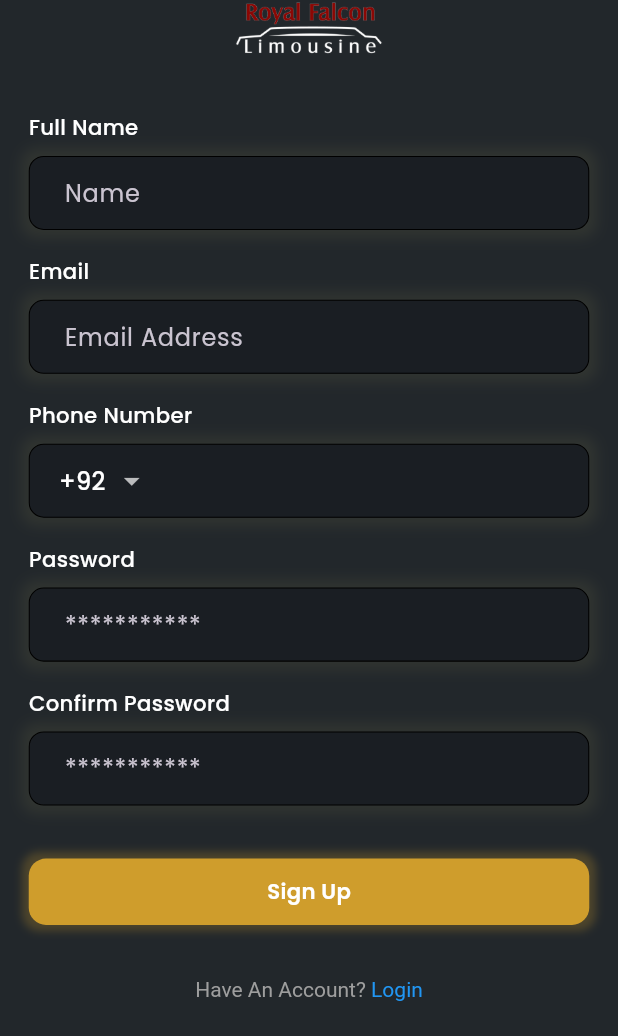
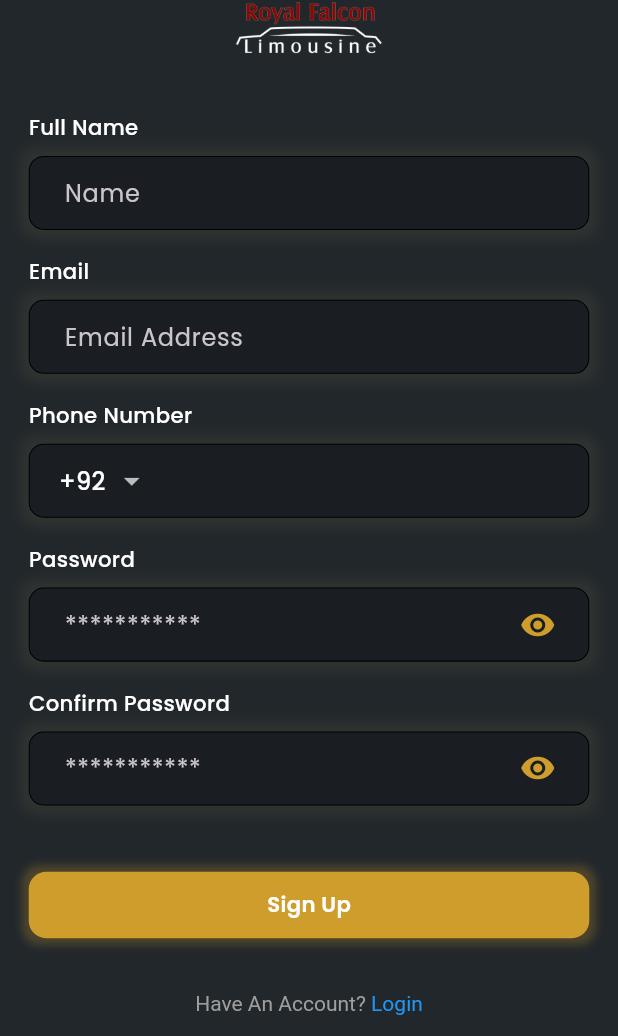
Before and after one commit to malikkhizar12/RoyalFalconCustomerApp, a Flutter app: the screen it shows after launch, after a tap on "Signup", on a phone screen of 412 x 824 dp, the part 200-1236 px from its top. Run offline on Flutter 3.47's test engine with Material 3 defaults, Android fonts, the phone set to English and light mode, and no system bars; our stand-ins replace another_flushbar, cached_network_image, carousel_slider, flutter_dotenv, flutter_screenutil, fluttertoast and 10 more; missing offline and left inert: flutter_stripe, search_map_place_updated; accounts and stored records are empty.

Commit message:
Login Signup modified

```diff
--- a/lib/view/login/login.dart
+++ b/lib/view/login/login.dart
@@ -5,6 +5,7 @@ import 'package:royal_falcon/utils/colors.dart';
 import 'package:royal_falcon/view/driver_panel/home_screen/driver_bookings_list.dart';
 import 'package:royal_falcon/view/widgets/button_widget.dart';
 import 'package:royal_falcon/view/widgets/loading_widget.dart';
+import 'package:royal_falcon/view/widgets/textfield_widget.dart';
 import 'package:royal_falcon/view_model/auth_view_model.dart';
 import '../../utils/utils/utils.dart';
 import '../signup/signup.dart';
@@ -17,127 +18,88 @@ class Login extends StatefulWidget {
 }
 
 class _LoginState extends State<Login> {
-  final TextEditingController emailController = TextEditingController();
-  final TextEditingController passwordController = TextEditingController();
-  final FocusNode emailFocusNode = FocusNode();
-  final FocusNode passwordFocusNode = FocusNode();
-  bool isPasswordVisible = false;
-
-  @override
-  void dispose() {
-    emailController.dispose();
-    passwordController.dispose();
-    emailFocusNode.dispose();
-    passwordFocusNode.dispose();
-    super.dispose();
-  }
-
-  void togglePasswordVisibility() {
-    setState(() {
-      isPasswordVisible = !isPasswordVisible;
-    });
-  }
-
   @override
   Widget build(BuildContext context) {
-    final authViewModel = Provider.of<AuthViewModel>(context);
-
     return Scaffold(
       backgroundColor: AppColors.backgroundColor,
       body: Stack(
         children: [
           SingleChildScrollView(
             child: SizedBox(
-              height: MediaQuery.of(context).size.height,
-              width: MediaQuery.of(context).size.width,
-              child: Column(
+              height: 1.sh,
+              width: 1.sw,
+              child: Consumer<AuthViewModel>(
+                builder: (BuildContext context, AuthViewModel model,
+                        Widget? child) =>
+                    Column(
                   mainAxisAlignment: MainAxisAlignment.end,
                   crossAxisAlignment: CrossAxisAlignment.center,
                   children: [
-                  Image.asset('images/company_logo.png'),
-                  Image.asset('images/royal_falcon.png'),
+                    Image.asset(
+                      'images/company_logo.png',
+                    ),
+                    Image.asset(
+                      'images/royal_falcon.png',
+                    ),
                     SizedBox(height: 50.h),
-                  Container(
-                    alignment: Alignment.topLeft,
-                    margin: EdgeInsets.only(left: 20.w),
-                    child: Text(
+                    Padding(
+                      padding: EdgeInsets.symmetric(horizontal: 20.w),
+                      child: Column(
+                        crossAxisAlignment: CrossAxisAlignment.start,
+                        children: [
+                          Text(
                             'Email',
                             style: TextStyle(
                               color: Colors.white,
                               fontSize: 18.sp,
                             ),
                           ),
+                          10.verticalSpace,
+                          TextFieldWidget(
+                            hintText: "Enter your email",
+                            controller: model.emailController,
+                            keyboardType: TextInputType.emailAddress,
+                            onSubmitted: (_) {
+                              Utils.fieldFocusChange(
+                                  context,
+                                  model.emailFocusNode,
+                                  model.passwordFocusNode);
+                            },
                           ),
-                  Container(
-                    margin:
-                        EdgeInsets.symmetric(horizontal: 20.w, vertical: 10.h),
-                    child: TextFormField(
-                      controller: emailController,
-                      focusNode: emailFocusNode,
-                      decoration: InputDecoration(
-                        hintText: 'Enter your email',
-                        hintStyle: const TextStyle(color: Colors.white),
-                        filled: true,
-                        fillColor: const Color(0xFF1A1E23),
-                        border: OutlineInputBorder(
-                          borderRadius: BorderRadius.circular(13),
-                          borderSide: BorderSide.none,
-                        ),
-                      ),
-                      onFieldSubmitted: (_) {
-                        Utils.fieldFocusChange(
-                            context, emailFocusNode, passwordFocusNode);
-                      },
-                      style: const TextStyle(color: Colors.white),
-                      keyboardType: TextInputType.emailAddress,
-                    ),
-                  ),
-                  Container(
-                    alignment: Alignment.topLeft,
-                    margin: EdgeInsets.only(left: 20.w, top: 10.h),
-                    child: Text(
+                          20.verticalSpace,
+                          Text(
                             'Password',
                             style: TextStyle(
                               color: Colors.white,
                               fontSize: 18.sp,
                             ),
                           ),
-                  ),
-                  Container(
-                    margin:
-                        EdgeInsets.symmetric(horizontal: 20.w, vertical: 10.h),
-                    child: TextFormField(
-                      controller: passwordController,
-                      obscureText: !isPasswordVisible,
-                      obscuringCharacter: '*',
-                      focusNode: passwordFocusNode,
-                      decoration: InputDecoration(
-                        suffixIcon: IconButton(
-                          onPressed: togglePasswordVisibility,
-                          icon: Icon(
-                            isPasswordVisible
-                                ? Icons.visibility
-                                : Icons.visibility_off,
-                            color: Colors.white,
+                          10.verticalSpace,
+                          ValueListenableBuilder(
+                            valueListenable: model.passObscureText,
+                            builder:
+                                (BuildContext context, value, Widget? child) =>
+                                    TextFieldWidget(
+                              hintText: "***********",
+                              controller: model.passwordController,
+                              keyboardType: TextInputType.text,
+                              isPassword: true,
+                              obscureText: model.passObscureText.value,
+                              iconOnTap: () {
+                                model.passObscureText.value =
+                                    !model.passObscureText.value;
+                              },
                             ),
                           ),
-                        hintText: 'Enter your password',
-                        hintStyle: const TextStyle(color: Colors.white),
-                        filled: true,
-                        fillColor: const Color(0xFF1A1E23),
-                        border: OutlineInputBorder(
-                          borderRadius: BorderRadius.circular(13),
-                          borderSide: BorderSide.none,
+                        ],
                       ),
                     ),
-                      style: const TextStyle(color: Colors.white),
-                    ),
-                  ),
+                    40.verticalSpace,
                     Container(
                       alignment: Alignment.center,
                       padding: EdgeInsets.only(
                           bottom: 30.h, top: 10.h, right: 20.w, left: 20.w),
-                    width: MediaQuery.of(context).size.width,
+                      width: 1.sw,
                       decoration: const BoxDecoration(
                         borderRadius: BorderRadius.only(
                           topLeft: Radius.circular(40.0),
@@ -147,8 +109,12 @@ class _LoginState extends State<Login> {
                       ),
                       child: Column(
                         children: [
-                        const Text('Or Sign up with',
-                            style: TextStyle(color: Colors.white)),
+                          Text(
+                            'Or Sign up with',
+                            style: TextStyle(
+                              color: AppColors.kWhiteColor,
+                            ),
+                          ),
                           SizedBox(height: 30.h),
                           Container(
                             height: 50.h,
@@ -161,8 +127,11 @@ class _LoginState extends State<Login> {
                               onPressed: () {
                                 // Handle Google login
                               },
-                            icon: Image.asset('images/google_logo.webp',
-                                width: 40.w, height: 40.h),
+                              icon: Image.asset(
+                                'images/google_logo.webp',
+                                width: 40.w,
+                                height: 40.h,
+                              ),
                             ),
                           ),
                           SizedBox(height: 30.h),
@@ -170,15 +139,15 @@ class _LoginState extends State<Login> {
                             title: "LOGIN",
                             onTap: () {
                               Map<String, String> data = {
-                              'email': emailController.text,
-                              'password': passwordController.text,
+                                'email': model.emailController.text,
+                                'password': model.passwordController.text,
                               };
-                            authViewModel.loginApi(data, context);
+                              model.loginApi(data, context);
                             },
                             width: 1.sw,
                             height: 50.h,
                             isShadow: true,
-                          isLoading: authViewModel.loading,
+                            isLoading: model.loading,
                           ),
                           // ElevatedButton(
                           //   onPressed: () {
@@ -228,6 +197,7 @@ class _LoginState extends State<Login> {
                 ),
               ),
             ),
+          ),
           Positioned(
             top: 50.h,
             right: 20.w,
--- a/lib/view/signup/signup.dart
+++ b/lib/view/signup/signup.dart
@@ -118,10 +118,21 @@ class _SignupPageState extends State<SignupPage> {
                     ),
                   ),
                   10.verticalSpace,
-                  TextFieldWidget(
+                  ValueListenableBuilder(
+                    valueListenable: model.passObscureText,
+                    builder: (BuildContext context, value, Widget? child) =>
+                        TextFieldWidget(
                       hintText: "***********",
                       controller: model.passwordController,
-                      keyboardType: TextInputType.text),
+                      keyboardType: TextInputType.text,
+                      isPassword: true,
+                      obscureText: model.passObscureText.value,
+                      iconOnTap: () {
+                        model.passObscureText.value =
+                            !model.passObscureText.value;
+                      },
+                    ),
+                  ),
                   10.verticalSpace,
                   if (model.passwordError != null)
                     Text(
@@ -138,10 +149,27 @@ class _SignupPageState extends State<SignupPage> {
                     ),
                   ),
                   10.verticalSpace,
-                  TextFieldWidget(
+                  ValueListenableBuilder(
+                    valueListenable: model.confirmPassObscureText,
+                    builder: (BuildContext context, value, Widget? child) =>
+                        TextFieldWidget(
                       hintText: "***********",
                       controller: model.confirmPasswordController,
-                      keyboardType: TextInputType.text),
+                      keyboardType: TextInputType.text,
+                      isPassword: true,
+                      obscureText: model.confirmPassObscureText.value,
+                      iconOnTap: () {
+                        model.confirmPassObscureText.value =
+                            !model.confirmPassObscureText.value;
+                      },
+                    ),
+                  ),
+                  10.verticalSpace,
+                  if (model.confirmPasswordError != null)
+                    Text(
+                      model.confirmPasswordError!,
+                      style: TextStyle(color: Colors.red, fontSize: 14.sp),
+                    ),
                   40.verticalSpace,
                   ButtonWidget(
                     title: "Sign Up",
--- a/lib/view/signup/widgets/phone_number_field.dart
+++ b/lib/view/signup/widgets/phone_number_field.dart
@@ -62,6 +62,7 @@ class _PhoneNumberFieldState extends State<SignupPhoneNumberField> {
             child: TextField(
               controller: widget.controller,
               keyboardType: TextInputType.phone,
+              cursorColor: AppColors.buttonColor,
               inputFormatters: [
                 FilteringTextInputFormatter.digitsOnly,
                 LengthLimitingTextInputFormatter(10),
--- a/lib/view/widgets/textfield_widget.dart
+++ b/lib/view/widgets/textfield_widget.dart
@@ -6,13 +6,19 @@ class TextFieldWidget extends StatelessWidget {
   final String hintText;
   final TextEditingController controller;
   final TextInputType keyboardType;
-  final bool obscureText;
+  final bool obscureText, isPassword;
+  final VoidCallback? iconOnTap;
+  final Function(String)? onSubmitted;
+
   const TextFieldWidget({
     super.key,
     required this.hintText,
     required this.controller,
     required this.keyboardType,
     this.obscureText = false,
+    this.isPassword = false,
+    this.iconOnTap,
+    this.onSubmitted,
   });
 
   @override
@@ -46,7 +52,20 @@ class TextFieldWidget extends StatelessWidget {
           ),
           contentPadding:
               EdgeInsets.symmetric(horizontal: 10.w, vertical: 12.h),
+          suffixIcon: isPassword
+              ? IconButton(
+                  onPressed: iconOnTap,
+                  icon: Icon(
+                    obscureText == false
+                        ? Icons.visibility_off
+                        : Icons.visibility,
+                    color: AppColors.buttonColor,
+                  ),
+                )
+              : SizedBox(),
         ),
+        onTapOutside: (event) => FocusScope.of(context).unfocus(),
+        onSubmitted: onSubmitted,
       ),
     );
   }
--- a/lib/view_model/auth_view_model.dart
+++ b/lib/view_model/auth_view_model.dart
@@ -13,6 +13,12 @@ class AuthViewModel with ChangeNotifier {
   final AuthRepository _authRepository = AuthRepository();
   bool _loading = false;
   bool get loading => _loading;
+  final TextEditingController emailController = TextEditingController();
+  final TextEditingController passwordController = TextEditingController();
+  final FocusNode emailFocusNode = FocusNode();
+  final FocusNode passwordFocusNode = FocusNode();
+  ValueNotifier<bool> passObscureText = ValueNotifier<bool>(true);
+
 
   void setLoading(bool value) {
     _loading = value;
--- a/lib/view_model/signup_view_model.dart
+++ b/lib/view_model/signup_view_model.dart
@@ -12,8 +12,14 @@ class SignupViewModel extends ChangeNotifier {
   final TextEditingController passwordController = TextEditingController();
   final TextEditingController confirmPasswordController =
       TextEditingController();
+  ValueNotifier<bool> passObscureText = ValueNotifier<bool>(true);
+  ValueNotifier<bool> confirmPassObscureText = ValueNotifier<bool>(true);
   String selectedCountryCode = '+92';
-  String? phoneNumberError, passwordError, nameError, emailError;
+  String? phoneNumberError,
+      passwordError,
+      nameError,
+      emailError,
+      confirmPasswordError;
 
   void setLoading(bool value) {
     _loading = value;
@@ -57,19 +63,23 @@ class SignupViewModel extends ChangeNotifier {
   }
 
   bool validateForm() {
-    bool isValid = true;
+    // bool isValid = true;
     nameError = FormValidators.validateName(nameController.text.trim());
     phoneNumberError = FormValidators.validatePhoneNumber(phoneController.text);
     passwordError = FormValidators.validatePassword(passwordController.text);
     emailError = FormValidators.validateEmail(emailController.text);
+    confirmPasswordError = FormValidators.validateConfirmPassword(
+        passwordController.text, confirmPasswordController.text);
+    print(confirmPasswordError);
+
     notifyListeners();
 
-    if (passwordController.text != confirmPasswordController.text) {
-      passwordError = 'Passwords do not match';
-      isValid = false;
-    }
+    // if (passwordController.text != confirmPasswordController.text) {
+    //   passwordError = 'Passwords do not match';
+    //   isValid = false;
+    // }
 
-    return isValid &&
+    return confirmPasswordError == null &&
         nameError == null &&
         emailError == null &&
         phoneNumberError == null &&
```
Lines whose indentation alone changed are shown as unchanged.
